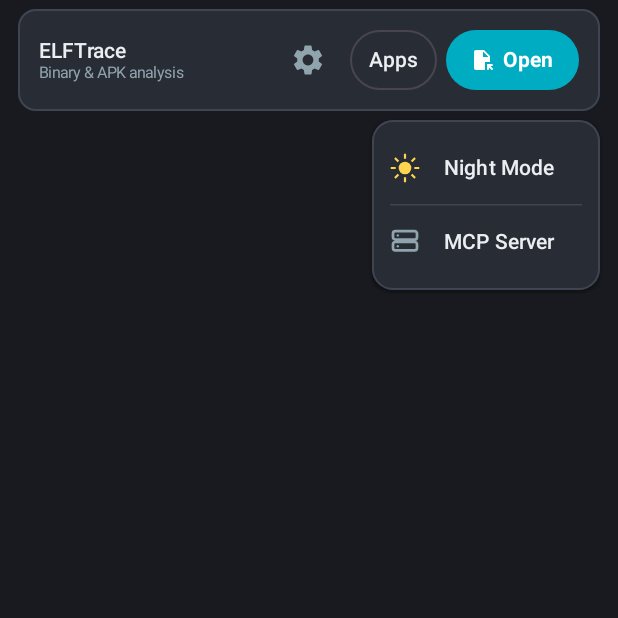
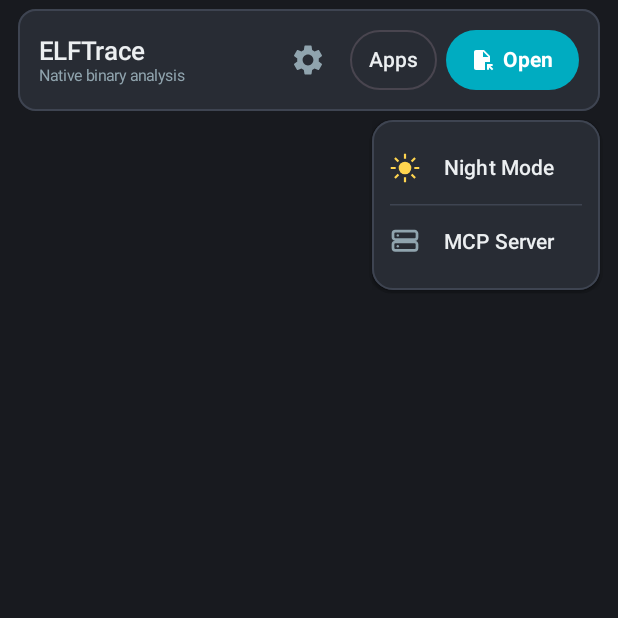
Before and after one commit to sxtufs/elfparser, an Android app built with Jetpack Compose: the screen it shows after launch (MainActivity), after a tap on "Settings", on a phone screen of 412 x 824 dp, the top half of it. Run offline under Robolectric (Android 15) with nearby library versions, the phone set to English and light mode, and no system bars; our stand-ins replace Room's generated code; 2 statements that could not run were skipped.

Commit message:
app: 17sp header title, native-binary subtitle; mcp: real initialize instructions

```diff
--- a/app/src/main/java/io/elftrace/app/ui/screens/HomeScreen.kt
+++ b/app/src/main/java/io/elftrace/app/ui/screens/HomeScreen.kt
@@ -254,7 +254,7 @@ fun HomeScreen(viewModel: ELFTraceViewModel) {
                     Column(Modifier.weight(1f).padding(end = 8.dp)) {
                         Text(
                             text = "ELFTrace",
-                            fontSize = 14.sp,
+                            fontSize = 17.sp,
                             color = colors.textPrimary,
                             fontWeight = FontWeight.SemiBold,
                             maxLines = 1,
@@ -262,7 +262,7 @@ fun HomeScreen(viewModel: ELFTraceViewModel) {
                             overflow = TextOverflow.Ellipsis
                         )
                         Text(
-                            text = "Binary & APK analysis",
+                            text = "Native binary analysis",
                             fontSize = 10.5.sp,
                             color = colors.textSecondary,
                             lineHeight = 12.sp
```
Also changed, not shown: 1 other file.
